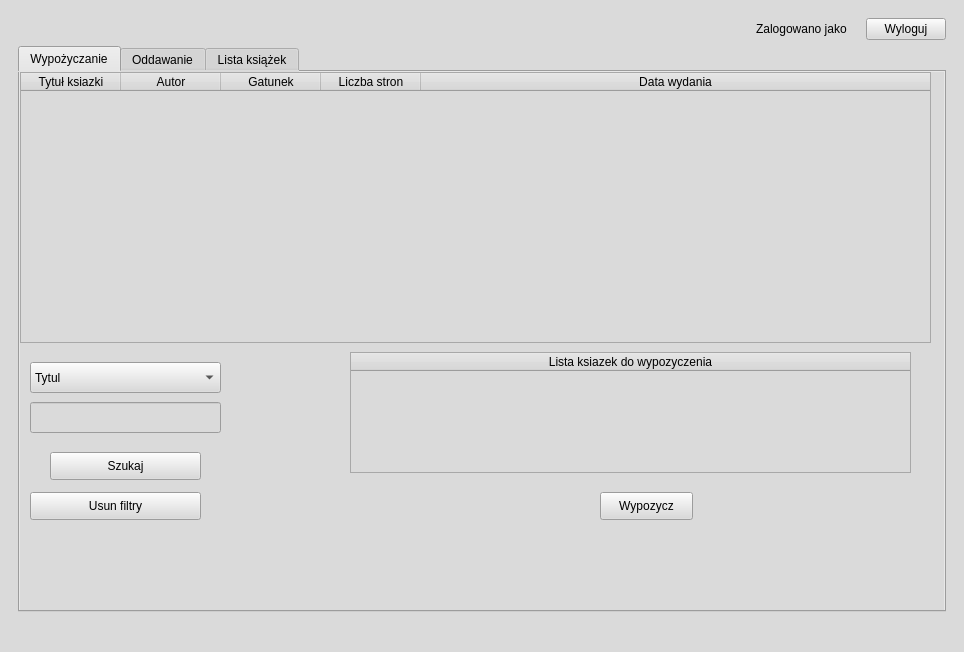
Above: QT_files/mainwindow.ui from Sebastian029/Projekt-Cpp-v.2 before the change. Below: the same form after it.
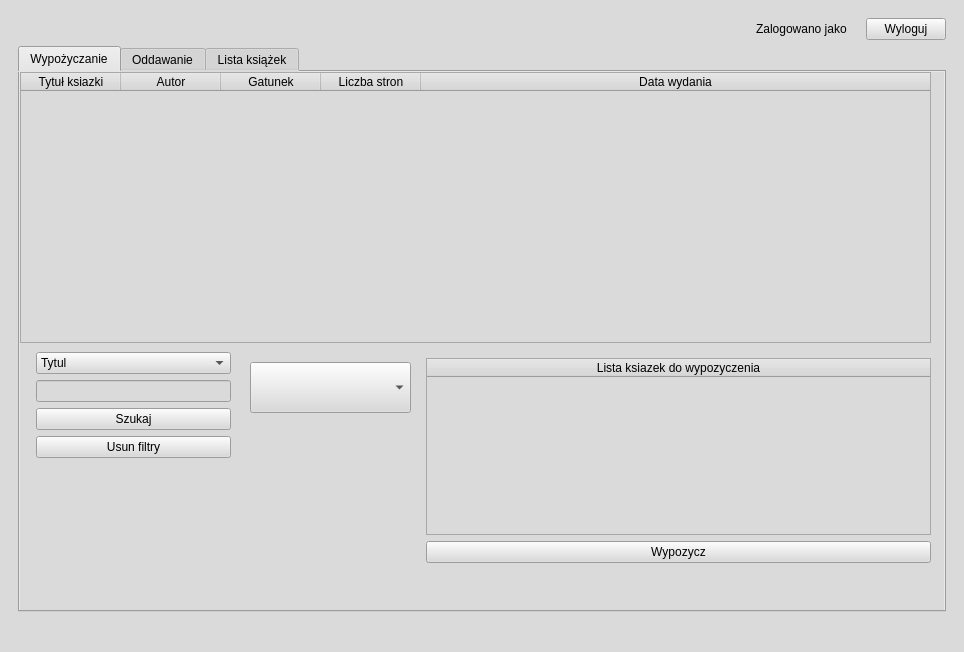
That is the form after the change. The open tabs and pages were chosen to show the change. Icons and pictures are not drawn.

```diff
--- a/QT_files/mainwindow.ui
+++ b/QT_files/mainwindow.ui
@@ -801,106 +801,112 @@
                </property>
               </column>
              </widget>
-             <widget class="QPushButton" name="pushButton_szukaj">
+             <widget class="QWidget" name="formLayoutWidget">
               <property name="geometry">
                <rect>
-                <x>30</x>
-                <y>380</y>
-                <width>151</width>
-                <height>28</height>
+                <x>10</x>
+                <y>280</y>
+                <width>201</width>
+                <height>191</height>
                </rect>
               </property>
-              <property name="text">
-               <string>Szukaj</string>
-              </property>
+              <layout class="QFormLayout" name="formLayout">
+               <item row="0" column="0">
+                <layout class="QGridLayout" name="gridLayout_10"/>
+               </item>
+               <item row="0" column="1">
+                <widget class="QComboBox" name="comboBox_selekcja">
+                 <item>
+                  <property name="text">
+                   <string>Tytul</string>
+                  </property>
+                 </item>
+                 <item>
+                  <property name="text">
+                   <string>Autor</string>
+                  </property>
+                 </item>
+                 <item>
+                  <property name="text">
+                   <string>Gatunek</string>
+                  </property>
+                 </item>
+                </widget>
+               </item>
+               <item row="1" column="1">
+                <widget class="QLineEdit" name="lineEdit_selekcja"/>
+               </item>
+               <item row="2" column="1">
+                <widget class="QPushButton" name="pushButton_szukaj">
+                 <property name="text">
+                  <string>Szukaj</string>
+                 </property>
+                </widget>
+               </item>
+               <item row="3" column="1">
+                <widget class="QPushButton" name="pushButton_filtry">
+                 <property name="text">
+                  <string>Usun filtry</string>
+                 </property>
+                </widget>
+               </item>
+              </layout>
              </widget>
-             <widget class="QComboBox" name="comboBox_selekcja">
+             <widget class="QComboBox" name="comboBox_gatunki">
               <property name="geometry">
                <rect>
-                <x>10</x>
+                <x>230</x>
                 <y>290</y>
-                <width>191</width>
-                <height>31</height>
+                <width>161</width>
+                <height>51</height>
                </rect>
               </property>
-              <item>
-               <property name="text">
-                <string>Tytul</string>
-               </property>
-              </item>
-              <item>
-               <property name="text">
-                <string>Autor</string>
-               </property>
-              </item>
-              <item>
-               <property name="text">
-                <string>Gatunek</string>
-               </property>
-              </item>
              </widget>
-             <widget class="QLineEdit" name="lineEdit_selekcja">
+             <widget class="QWidget" name="formLayoutWidget_2">
               <property name="geometry">
                <rect>
-                <x>10</x>
-                <y>330</y>
-                <width>191</width>
-                <height>31</height>
-               </rect>
-              </property>
-             </widget>
-             <widget class="QTableWidget" name="tableWidget_wybrane_ksiazki">
-              <property name="geometry">
-               <rect>
-                <x>330</x>
+                <x>400</x>
                 <y>280</y>
-                <width>561</width>
-                <height>121</height>
+                <width>511</width>
+                <height>211</height>
                </rect>
               </property>
-              <property name="cursor" stdset="0">
-               <cursorShape>ClosedHandCursor</cursorShape>
-              </property>
-              <property name="editTriggers">
-               <set>QAbstractItemView::NoEditTriggers</set>
-              </property>
-              <attribute name="horizontalHeaderStretchLastSection">
-               <bool>true</bool>
-              </attribute>
-              <attribute name="verticalHeaderVisible">
-               <bool>false</bool>
-              </attribute>
-              <column>
-               <property name="text">
-                <string>Lista ksiazek do wypozyczenia</string>
-               </property>
-              </column>
-             </widget>
-             <widget class="QPushButton" name="pushButton_wypozycz">
-              <property name="geometry">
-               <rect>
-                <x>580</x>
-                <y>420</y>
-                <width>93</width>
-                <height>28</height>
-               </rect>
-              </property>
-              <property name="text">
-               <string>Wypozycz</string>
-              </property>
-             </widget>
-             <widget class="QPushButton" name="pushButton_filtry">
-              <property name="geometry">
-               <rect>
-                <x>10</x>
-                <y>420</y>
-                <width>171</width>
-                <height>28</height>
-               </rect>
-              </property>
-              <property name="text">
-               <string>Usun filtry</string>
-              </property>
+              <layout class="QFormLayout" name="formLayout_4">
+               <item row="0" column="1">
+                <layout class="QGridLayout" name="gridLayout_12"/>
+               </item>
+               <item row="1" column="1">
+                <widget class="QTableWidget" name="tableWidget_wybrane_ksiazki">
+                 <property name="cursor" stdset="0">
+                  <cursorShape>ClosedHandCursor</cursorShape>
+                 </property>
+                 <property name="editTriggers">
+                  <set>QAbstractItemView::NoEditTriggers</set>
+                 </property>
+                 <attribute name="horizontalHeaderStretchLastSection">
+                  <bool>true</bool>
+                 </attribute>
+                 <attribute name="verticalHeaderVisible">
+                  <bool>false</bool>
+                 </attribute>
+                 <column>
+                  <property name="text">
+                   <string>Lista ksiazek do wypozyczenia</string>
+                  </property>
+                 </column>
+                </widget>
+               </item>
+               <item row="2" column="0">
+                <layout class="QGridLayout" name="gridLayout_13"/>
+               </item>
+               <item row="2" column="1">
+                <widget class="QPushButton" name="pushButton_wypozycz">
+                 <property name="text">
+                  <string>Wypozycz</string>
+                 </property>
+                </widget>
+               </item>
+              </layout>
              </widget>
             </widget>
             <widget class="QWidget" name="oddawanie">
```
Left out of the diff: 168 changed lines with no effect on the pictures.
